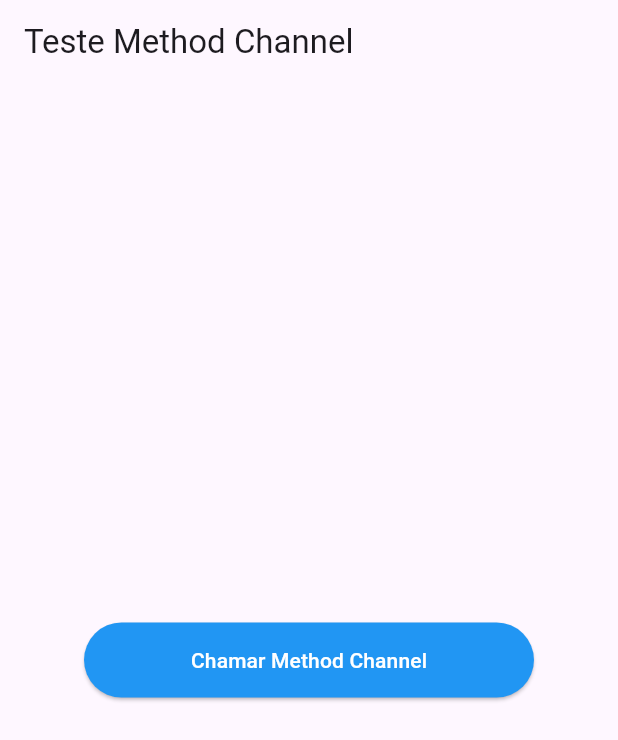
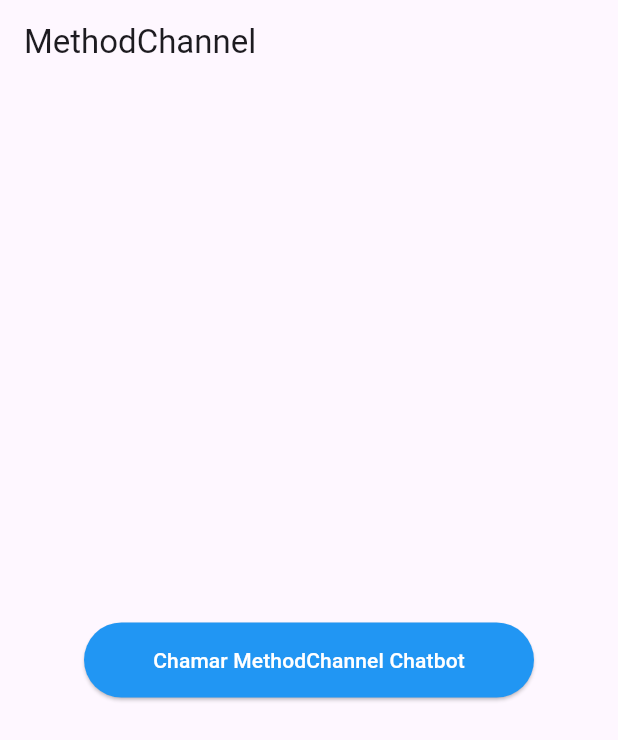
Before and after one commit to leandromltec/flutter-chatbot-methodchannel, a Flutter app: the screen it shows after launch, on a phone screen of 412 x 824 dp. Shown: the top 740 px of the screen. Run offline on Flutter 3.47's test engine with Material 3 defaults, Android fonts, the phone set to English and light mode, and no system bars.

Commit message:
adicionado method channel

```diff
--- a/lib/main.dart
+++ b/lib/main.dart
@@ -1,4 +1,5 @@
 import 'package:flutter/material.dart';
+import 'package:flutter/services.dart';
 
 void main() {
   runApp(const MyApp());
@@ -33,21 +34,24 @@ class _HomeMethodCannelState extends State<HomeMethodCannel> {
   Widget build(BuildContext context) {
     return Scaffold(
       appBar: AppBar(
-        title: const Text('Teste Method Channel'),
+        title: const Text('MethodChannel'),
       ),
       body: Center(
-        child: Container(
+        child: SizedBox(
           width: 300,
           height: 50,
           child: ElevatedButton(
-              onPressed: () {
-                print("foi");
+              onPressed: () async {
+                const methodChannel = MethodChannel('chatbot');
+                final String result =
+                    await methodChannel.invokeMethod('showChat');
+                debugPrint('Resultado: $result');
               },
               style: ButtonStyle(
                 backgroundColor: WidgetStateProperty.all(Colors.blue),
               ),
               child: const Text(
-                "Chamar Method Channel",
+                "Chamar MethodChannel Chatbot",
                 style: TextStyle(color: Colors.white),
               )),
         ),
```
